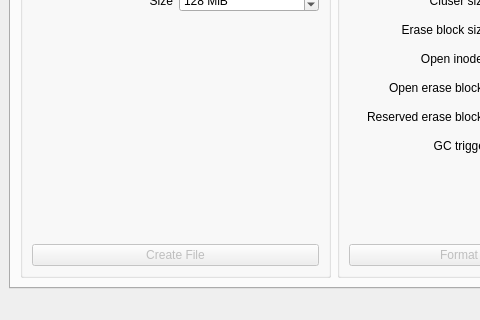
The window that util/ffsp.ui (vobject/ffsp) describes before a commit, drawn with Qt 5; both pictures show x 0 to 480 and y 428 to 748 of the 984 by 748 pixel window.
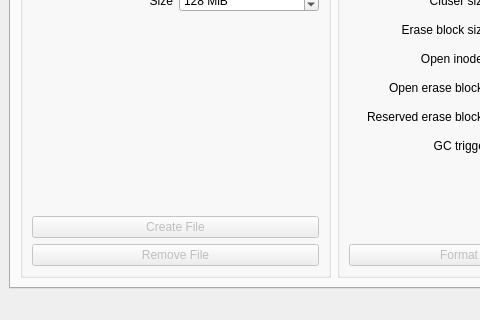
The same window after the commit.

Commit message: Enable fs file creation and formating on Windows using ffsp.py

```diff
--- a/util/ffsp.ui
+++ b/util/ffsp.ui
@@ -184,7 +184,7 @@
              </property>
             </spacer>
            </item>
-           <item row="4" column="0" colspan="2">
+           <item row="5" column="0" colspan="2">
             <widget class="QPushButton" name="createFsFileBtn">
              <property name="enabled">
               <bool>false</bool>
@@ -223,6 +223,16 @@
              </property>
             </widget>
            </item>
+           <item row="6" column="0" colspan="2">
+            <widget class="QPushButton" name="removeFsFileBtn">
+             <property name="enabled">
+              <bool>false</bool>
+             </property>
+             <property name="text">
+              <string>Remove File</string>
+             </property>
+            </widget>
+           </item>
           </layout>
          </widget>
         </item>
```
Left out of the diff: 2 changed lines with no effect on the pictures. The commit also changes 2 other files.
